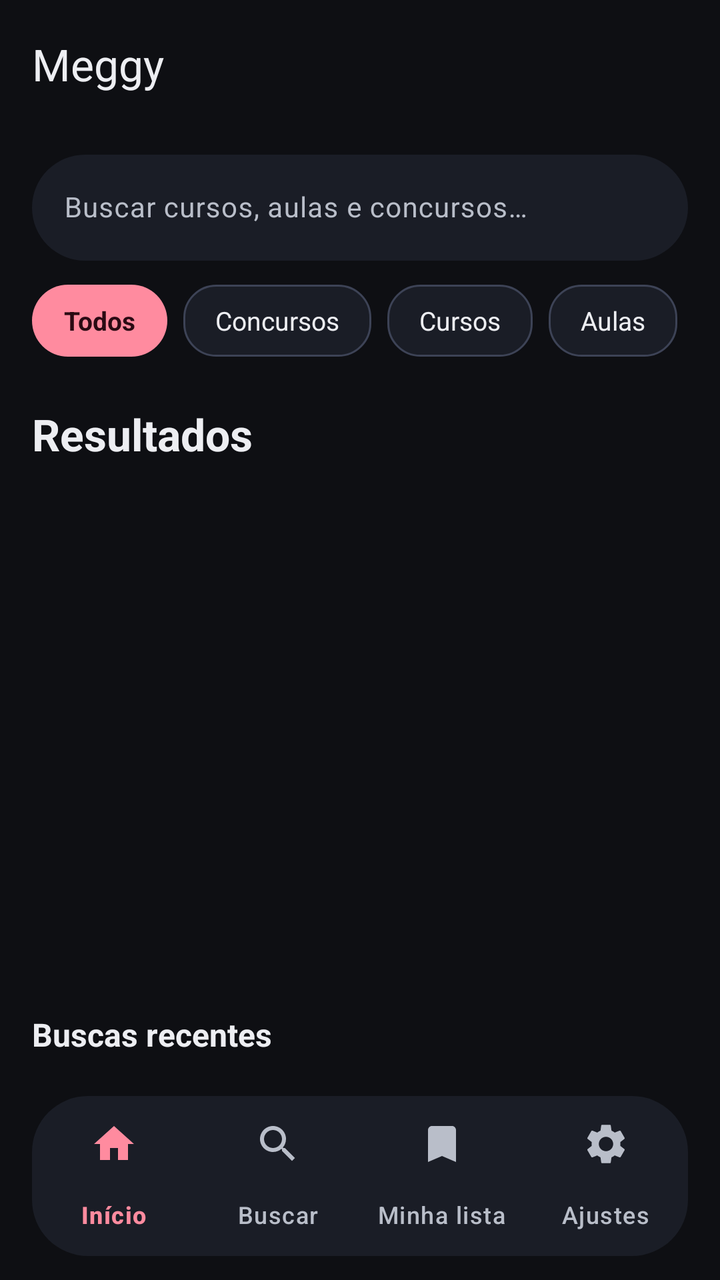
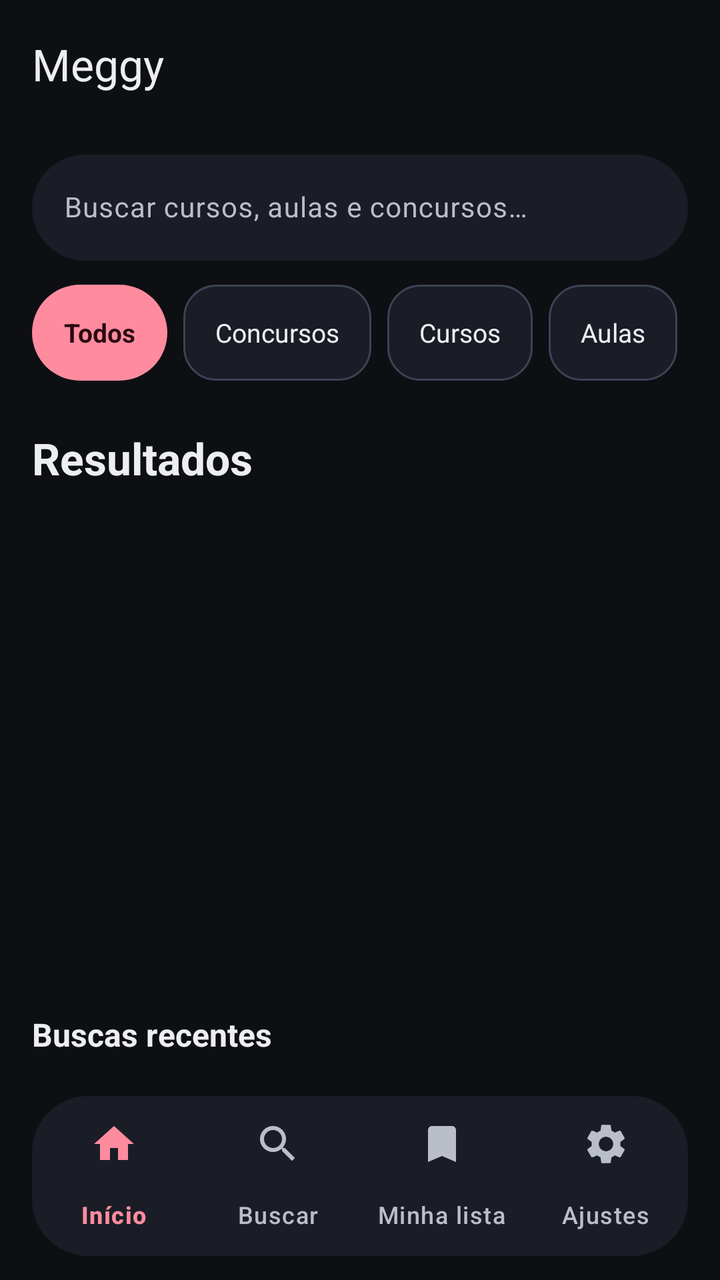

The first picture is an Android layout as it rendered before a commit; the second is the same layout after the commit. The layout source and the unified diff follow.
<!-- AndroidManifest.xml: application theme Theme.Meggy -->
<!-- res/layout/activity_search.xml -->
<?xml version="1.0" encoding="utf-8"?>
<LinearLayout xmlns:android="http://schemas.android.com/apk/res/android"
    xmlns:app="http://schemas.android.com/apk/res-auto"
    android:layout_width="match_parent"
    android:layout_height="match_parent"
    android:background="@color/md_background"
    android:clipChildren="false"
    android:orientation="vertical">

    <com.google.android.material.appbar.MaterialToolbar
        android:id="@+id/toolbar"
        android:layout_width="match_parent"
        android:layout_height="64dp"
        android:background="@color/md_background"
        android:elevation="0dp"
        app:navigationIconTint="@color/md_primary"
        app:title="@string/app_name"
        app:titleTextAppearance="@style/TextAppearance.Material3.TitleLarge"
        app:titleTextColor="@color/md_on_surface" />

    <LinearLayout
        android:layout_width="match_parent"
        android:layout_height="wrap_content"
        android:layout_marginTop="@dimen/spacing_sm"
        android:orientation="vertical"
        android:paddingHorizontal="@dimen/content_margin">

        <com.google.android.material.textfield.TextInputLayout
            android:layout_width="match_parent"
            android:layout_height="wrap_content"
            app:boxBackgroundColor="@color/md_surface_container"
            app:boxCornerRadiusTopStart="28dp"
            app:boxCornerRadiusTopEnd="28dp"
            app:boxCornerRadiusBottomStart="28dp"
            app:boxCornerRadiusBottomEnd="28dp"
            app:boxStrokeWidth="0dp">

            <com.google.android.material.textfield.TextInputEditText
                android:id="@+id/searchInput"
                android:layout_width="match_parent"
                android:layout_height="wrap_content"
                android:hint="@string/search_hint"
                android:imeOptions="actionSearch"
                android:inputType="text"
                android:textColor="@color/md_on_surface"
                android:textColorHint="@color/md_on_surface_variant"
                android:textSize="@dimen/text_card_subtitle" />
        </com.google.android.material.textfield.TextInputLayout>

        
        <HorizontalScrollView
            android:layout_width="match_parent"
            android:layout_height="wrap_content"
            android:layout_marginTop="@dimen/spacing_md"
            android:overScrollMode="never"
            android:scrollbars="none">

            <LinearLayout
                android:id="@+id/filterChips"
                android:layout_width="wrap_content"
                android:layout_height="wrap_content"
                android:orientation="horizontal">

                <TextView
                    android:id="@+id/chipAll"
                    android:layout_width="wrap_content"
                    android:layout_height="@dimen/chip_height"
                    android:layout_marginEnd="@dimen/spacing_sm"
                    android:background="@drawable/btn_primary_pill"
                    android:clickable="true"
                    android:focusable="true"
                    android:gravity="center"
                    android:paddingHorizontal="@dimen/spacing_lg"
                    android:text="Todos"
                    android:textColor="@color/md_on_primary"
                    android:textSize="@dimen/text_chip"
                    android:textStyle="bold" />

                <TextView
                    android:id="@+id/chipConcursos"
                    android:layout_width="wrap_content"
                    android:layout_height="@dimen/chip_height"
                    android:layout_marginEnd="@dimen/spacing_sm"
                    android:background="@drawable/chip_outline"
                    android:clickable="true"
                    android:focusable="true"
                    android:gravity="center"
                    android:paddingHorizontal="@dimen/spacing_lg"
                    android:text="Concursos"
                    android:textColor="@color/md_on_surface"
                    android:textSize="@dimen/text_chip" />

                <TextView
                    android:id="@+id/chipCursos"
                    android:layout_width="wrap_content"
                    android:layout_height="@dimen/chip_height"
                    android:layout_marginEnd="@dimen/spacing_sm"
                    android:background="@drawable/chip_outline"
                    android:clickable="true"
                    android:focusable="true"
                    android:gravity="center"
                    android:paddingHorizontal="@dimen/spacing_lg"
                    android:text="Cursos"
                    android:textColor="@color/md_on_surface"
                    android:textSize="@dimen/text_chip" />

                <TextView
                    android:id="@+id/chipAulas"
                    android:layout_width="wrap_content"
                    android:layout_height="@dimen/chip_height"
                    android:layout_marginEnd="@dimen/spacing_sm"
                    android:background="@drawable/chip_outline"
                    android:clickable="true"
                    android:focusable="true"
                    android:gravity="center"
                    android:paddingHorizontal="@dimen/spacing_lg"
                    android:text="Aulas"
                    android:textColor="@color/md_on_surface"
                    android:textSize="@dimen/text_chip" />

                <TextView
                    android:id="@+id/chipResumos"
                    android:layout_width="wrap_content"
                    android:layout_height="@dimen/chip_height"
                    android:background="@drawable/chip_outline"
                    android:clickable="true"
                    android:focusable="true"
                    android:gravity="center"
                    android:paddingHorizontal="@dimen/spacing_lg"
                    android:text="Resumos"
                    android:textColor="@color/md_on_surface"
                    android:textSize="@dimen/text_chip" />
            </LinearLayout>
        </HorizontalScrollView>
    </LinearLayout>

    <TextView
        android:id="@+id/resultsLabel"
        android:layout_width="match_parent"
        android:layout_height="wrap_content"
        android:layout_marginTop="@dimen/spacing_xl"
        android:paddingHorizontal="@dimen/content_margin"
        android:text="@string/results_label"
        android:textColor="@color/md_on_surface"
        android:textSize="@dimen/text_section_title"
        android:textStyle="bold" />

    
    <androidx.recyclerview.widget.RecyclerView
        android:id="@+id/recycler"
        android:layout_width="match_parent"
        android:layout_height="0dp"
        android:layout_weight="1"
        android:layout_marginTop="@dimen/spacing_md"
        android:clipToPadding="false"
        android:clipChildren="false"
        android:paddingHorizontal="@dimen/content_margin"
        android:overScrollMode="never" />

    
    <LinearLayout
        android:id="@+id/recentSection"
        android:layout_width="match_parent"
        android:layout_height="wrap_content"
        android:orientation="vertical"
        android:paddingHorizontal="@dimen/content_margin"
        android:paddingBottom="@dimen/spacing_md">

        <TextView
            android:layout_width="match_parent"
            android:layout_height="wrap_content"
            android:text="@string/recent_searches"
            android:textColor="@color/md_on_surface"
            android:textSize="@dimen/text_card_title"
            android:textStyle="bold" />

        <com.google.android.material.chip.ChipGroup
            android:id="@+id/recentChips"
            android:layout_width="match_parent"
            android:layout_height="wrap_content"
            android:layout_marginTop="@dimen/spacing_sm" />
    </LinearLayout>

    <TextView
        android:id="@+id/emptyState"
        android:layout_width="match_parent"
        android:layout_height="wrap_content"
        android:gravity="center"
        android:padding="@dimen/spacing_xl"
        android:text="@string/browse_empty"
        android:textColor="@color/md_on_surface_variant"
        android:textSize="@dimen/text_detail_body"
        android:visibility="gone" />

    
    <com.google.android.material.bottomnavigation.BottomNavigationView
        android:id="@+id/bottomNav"
        android:layout_width="match_parent"
        android:layout_height="wrap_content"
        android:layout_marginHorizontal="@dimen/content_margin"
        android:layout_marginBottom="@dimen/spacing_md"
        android:background="@drawable/nav_bar_background"
        android:elevation="@dimen/elevation_3"
        app:itemActiveIndicatorStyle="@style/NavIndicatorPill"
        app:itemIconTint="@color/bottom_nav_item_color"
        app:itemTextColor="@color/bottom_nav_item_color"
        app:labelVisibilityMode="labeled"
        app:menu="@menu/bottom_nav_menu" />
</LinearLayout>
<!-- resources referenced by this layout -->
<resources>
  <color name="md_background">#FF0E0F13</color>
  <color name="md_on_primary">#FF2A0A13</color>
  <color name="md_on_surface">#FFEDEEF2</color>
  <color name="md_on_surface_variant">#FFB9BEC9</color>
  <color name="md_primary">#FFFF8B9F</color>
  <color name="md_surface_container">#FF1A1D26</color>
  <dimen name="chip_height">36dp</dimen>
  <dimen name="content_margin">16dp</dimen>
  <dimen name="elevation_3">3dp</dimen>
  <dimen name="spacing_lg">16dp</dimen>
  <dimen name="spacing_md">12dp</dimen>
  <dimen name="spacing_sm">8dp</dimen>
  <dimen name="spacing_xl">24dp</dimen>
  <dimen name="text_card_subtitle">14sp</dimen>
  <dimen name="text_card_title">16sp</dimen>
  <dimen name="text_chip">13sp</dimen>
  <dimen name="text_detail_body">16sp</dimen>
  <dimen name="text_section_title">22sp</dimen>
  <!-- drawable chip_outline (drawable) -->
  <?xml version="1.0" encoding="utf-8"?>
  <shape xmlns:android="http://schemas.android.com/apk/res/android"
      android:shape="rectangle">
      <corners android:radius="16dp" />
      <solid android:color="@color/md_surface_container" />
      <stroke
          android:width="1dp"
          android:color="@color/md_outline" />
  </shape>
  <!-- drawable nav_bar_background (drawable) -->
  <?xml version="1.0" encoding="utf-8"?>
  <shape xmlns:android="http://schemas.android.com/apk/res/android"
      android:shape="rectangle">
      <corners android:radius="28dp" />
      <solid android:color="@color/md_surface_container" />
  </shape>
  <string name="app_name">Meggy</string>
  <string name="browse_empty">Pasta vazia.</string>
  <string name="recent_searches">Buscas recentes</string>
  <string name="results_label">Resultados</string>
  <string name="search_hint">Buscar cursos, aulas e concursos…</string>
  <style name="NavIndicatorPill" parent="Widget.Material3.BottomNavigationView.ActiveIndicator">
          <item name="android:background">@drawable/nav_indicator_pill</item>
      </style>
  <dimen name="radius_pill">64dp</dimen>
  <color name="md_outline">#FF3D4356</color>
  <!-- drawable nav_indicator_pill (drawable) -->
  <?xml version="1.0" encoding="utf-8"?>
  <shape xmlns:android="http://schemas.android.com/apk/res/android"
      android:shape="rectangle">
      <corners android:radius="@dimen/radius_pill" />
      <solid android:color="@color/hero_badge_bg" />
  </shape>
  <color name="md_primary_container">#FF3A2029</color>
  <color name="md_on_primary_container">#FFFFD9E0</color>
  <color name="md_secondary">#FFB3A6B0</color>
  <color name="md_on_secondary">#FF221A20</color>
  <color name="md_secondary_container">#FF2B2530</color>
  <color name="md_on_secondary_container">#FFE8DDE6</color>
  <color name="md_surface">#FF14161C</color>
  <color name="md_surface_variant">#FF1E212B</color>
  <color name="md_on_background">#FFEDEEF2</color>
  <color name="md_outline_variant">#FF262A36</color>
  <color name="md_error">#FFCF6679</color>
  <color name="md_on_error">#FF600014</color>
  <style name="Widget.Meggy.CardView" parent="Widget.Material3.CardView.Filled">
          <item name="cardBackgroundColor">@color/md_surface_container</item>
          <item name="cardCornerRadius">20dp</item>
          <item name="cardElevation">2dp</item>
          <item name="contentPadding">0dp</item>
          <item name="strokeWidth">0dp</item>
      </style>
  <color name="hero_badge_bg">#1FFF8B9F</color>
  <!-- unchanged entries left out for length: 2 -->
</resources>

<!-- the commit's change to res/layout/activity_search.xml (unified diff, before → after) -->
@@ -64,7 +64,7 @@
                 <TextView
                     android:id="@+id/chipAll"
                     android:layout_width="wrap_content"
-                    android:layout_height="@dimen/chip_height"
+                    android:layout_height="@dimen/chip_height_interactive"
                     android:layout_marginEnd="@dimen/spacing_sm"
                     android:background="@drawable/btn_primary_pill"
                     android:clickable="true"
@@ -79,7 +79,7 @@
                 <TextView
                     android:id="@+id/chipConcursos"
                     android:layout_width="wrap_content"
-                    android:layout_height="@dimen/chip_height"
+                    android:layout_height="@dimen/chip_height_interactive"
                     android:layout_marginEnd="@dimen/spacing_sm"
                     android:background="@drawable/chip_outline"
                     android:clickable="true"
@@ -93,7 +93,7 @@
                 <TextView
                     android:id="@+id/chipCursos"
                     android:layout_width="wrap_content"
-                    android:layout_height="@dimen/chip_height"
+                    android:layout_height="@dimen/chip_height_interactive"
                     android:layout_marginEnd="@dimen/spacing_sm"
                     android:background="@drawable/chip_outline"
                     android:clickable="true"
@@ -107,7 +107,7 @@
                 <TextView
                     android:id="@+id/chipAulas"
                     android:layout_width="wrap_content"
-                    android:layout_height="@dimen/chip_height"
+                    android:layout_height="@dimen/chip_height_interactive"
                     android:layout_marginEnd="@dimen/spacing_sm"
                     android:background="@drawable/chip_outline"
                     android:clickable="true"
@@ -121,7 +121,7 @@
                 <TextView
                     android:id="@+id/chipResumos"
                     android:layout_width="wrap_content"
-                    android:layout_height="@dimen/chip_height"
+                    android:layout_height="@dimen/chip_height_interactive"
                     android:background="@drawable/chip_outline"
                     android:clickable="true"
                     android:focusable="true"
<!-- resource entries referenced after the edit -->
@@ -6,7 +6,7 @@
   <color name="md_on_surface_variant">#FFB9BEC9</color>
   <color name="md_primary">#FFFF8B9F</color>
   <color name="md_surface_container">#FF1A1D26</color>
-  <dimen name="chip_height">36dp</dimen>
+  <dimen name="chip_height_interactive">48dp</dimen>
   <dimen name="content_margin">16dp</dimen>
   <dimen name="elevation_3">3dp</dimen>
   <dimen name="spacing_lg">16dp</dimen>
